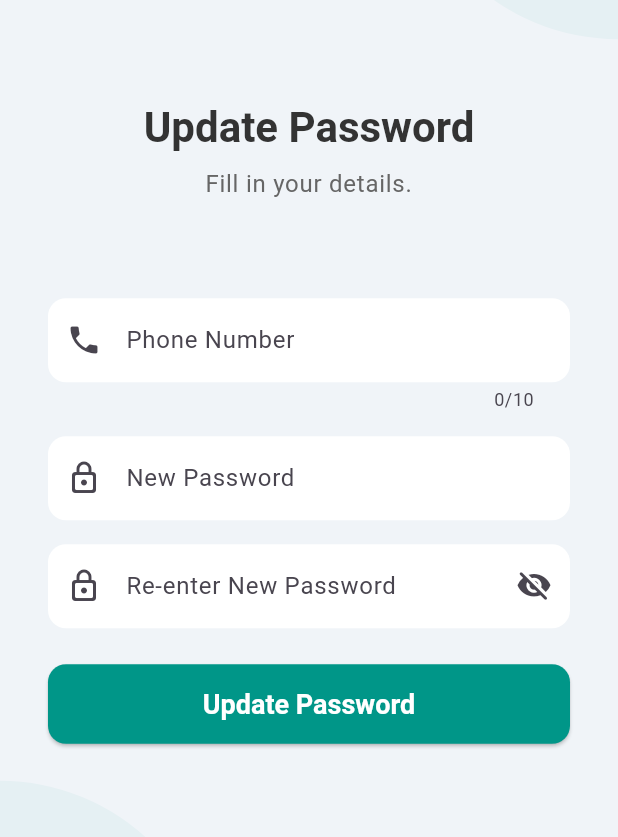
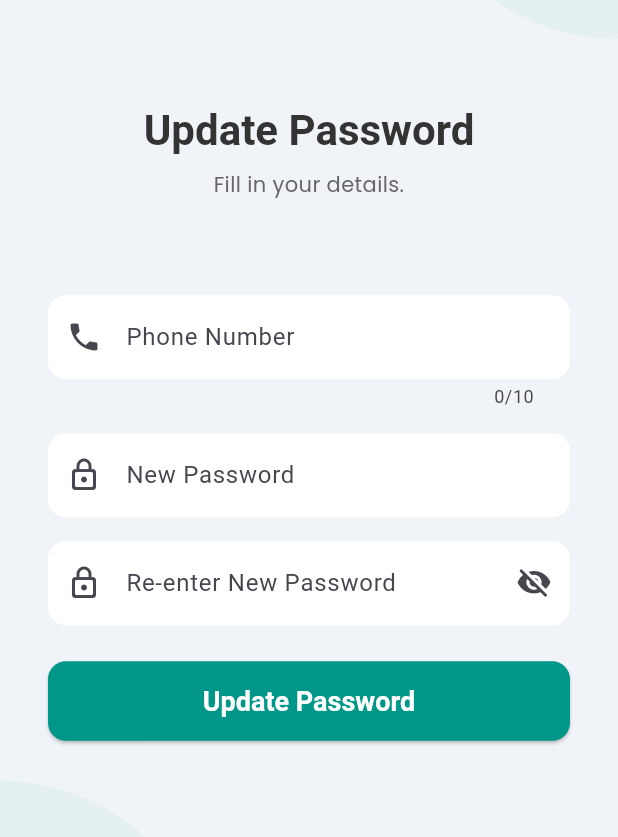
Before and after one commit to SanjanaNath/Project_clean, a Flutter app: the screen it shows after launch, after a tap on "Login", after a tap on "Change Password", on a phone screen of 412 x 824 dp. Shown: the part 208-1045 px from the top of the screen. Run offline on Flutter 3.47's test engine with Material 3 defaults, Android fonts, the light colour scheme and no system bars; drawn by our look-alikes of modal_progress_hud_nsn; our stand-ins replace animate_do, dio, dropdown_search, flutter_staggered_animations, fluttertoast, geolocator and 8 more; accounts and stored records are empty; network calls fail.

Commit message:
version change 1.0.2+3

```diff
--- a/lib/core/api_config.dart
+++ b/lib/core/api_config.dart
@@ -4,7 +4,7 @@ class ApiConfig {
 
 
   /// Host Url
-  // static const ip = "10.50.39.70";
+  // static const ip = "10.10.73.235";
   // static const apiVersion = "api/v1/";
   // static const baseUrl = "http://$ip:5000/$apiVersion/"; //local
   // static const baseUrl1 = "http://$ip:5000"; //local
--- a/lib/main.dart
+++ b/lib/main.dart
@@ -37,6 +37,7 @@ Future<void> main() async {
   //   ),
   // );
 }
+final GlobalKey<NavigatorState> navigatorKey = GlobalKey<NavigatorState>();
 
 class MyApp extends StatelessWidget {
   const MyApp({super.key});
@@ -94,19 +95,7 @@ class MyApp extends StatelessWidget {
           ),
         ),
       ),
-      // initialRoute: LocalDatabase().loginStatus == "LoggedIn"? '/dashboard':'/login',
-      // initialRoute: "/adminDashboard",
-      // routes: {
-      //   '/login': (context) => const LoginScreen(),
-      //   '/register': (context) => const RegisterScreen(),
-      //   '/home': (context) =>  HomeScreen(),
-      //   '/report': (context) =>  ReportScreen(),
-      //   '/splash': (context) =>  SplashScreen(),
-      //   ///DashBoard
-      //   '/adminDashboard': (context) =>  AdminDashboard(),
-      //   '/officerList': (context) =>  OfficerListScreen(),
-      //   '/officerDetail': (context) =>  OfficerDetailScreen(),
-      // },
+     navigatorKey: navigatorKey,
       initialRoute: "/splash",
       onGenerateRoute: (settings) {
         final arguments = settings.arguments;
--- a/lib/modules/survey_module/login_screen.dart
+++ b/lib/modules/survey_module/login_screen.dart
@@ -1,9 +1,11 @@
 import 'package:flutter/material.dart';
 import 'package:flutter/services.dart';
+import 'package:google_fonts/google_fonts.dart';
 import 'package:modal_progress_hud_nsn/modal_progress_hud_nsn.dart';
 import 'package:project_clean/utils/color_constants.dart';
 import 'package:project_clean/widgets/backgroundCircles.dart';
 import 'package:provider/provider.dart';
+import 'package:upgrader/upgrader.dart';
 
 import '../../controllers/auth_controller.dart';
 import '../../services/local_database.dart';
@@ -24,6 +26,11 @@ class _LoginScreenState extends State<LoginScreen> {
   Widget build(BuildContext context) {
     return Scaffold(
       body: BackgroundCircles(
+        child: UpgradeAlert(
+        dialogStyle: UpgradeDialogStyle.material,
+        showIgnore: false,
+        showLater: false,
+        shouldPopScope: () => false,
         child: Consumer<AuthController>(builder: (context, controller, child) {
             return ModalProgressHUD(
               inAsyncCall: controller.isLoading,
@@ -62,7 +69,7 @@ class _LoginScreenState extends State<LoginScreen> {
                             'Sign in to continue your survey.',
                             textAlign: TextAlign.center,
                             style:
-                              Theme.of(context).textTheme.bodyLarge?.copyWith(
+                                GoogleFonts.poppins(
                                       color: const Color(0xFF666666),
                                     ),
                           ),
@@ -122,7 +129,7 @@ class _LoginScreenState extends State<LoginScreen> {
                                 );
                               }
                             },
-                          child: const Text('Login'),
+                            child: const Text('Login' , ),
                           ),
                           const SizedBox(height: 24),
                           // TextButton(
@@ -140,7 +147,7 @@ class _LoginScreenState extends State<LoginScreen> {
                             },
                             child: Text(
                               "Change Password",
-                            style: TextStyle(color: ColorConstants().teal),
+                              style: GoogleFonts.poppins(color: ColorConstants().teal),
                             ),
                           ),
                         ],
@@ -152,6 +159,7 @@ class _LoginScreenState extends State<LoginScreen> {
             );
           }),
         ),
+      ),
     );
   }
 }
--- a/lib/modules/survey_module/register_screen.dart
+++ b/lib/modules/survey_module/register_screen.dart
@@ -1,12 +1,14 @@
 import 'package:flutter/material.dart';
 import 'package:flutter/services.dart';
 import 'package:fluttertoast/fluttertoast.dart';
+import 'package:google_fonts/google_fonts.dart';
 import 'package:modal_progress_hud_nsn/modal_progress_hud_nsn.dart';
 import 'package:project_clean/controllers/auth_controller.dart';
 import 'package:project_clean/controllers/screens_controller.dart';
 import 'package:project_clean/utils/color_constants.dart';
 import 'package:project_clean/widgets/backgroundCircles.dart';
 import 'package:provider/provider.dart';
+import 'package:upgrader/upgrader.dart';
 
 import '../../widgets/custom_loader.dart';
 
@@ -87,11 +89,7 @@ class _RegisterScreenState extends State<RegisterScreen> {
                               'Fill in your details.',
                               textAlign: TextAlign.center,
                               style:
-                              Theme
-                                  .of(context)
-                                  .textTheme
-                                  .bodyLarge
-                                  ?.copyWith(
+                              GoogleFonts.poppins(
                                 color: const Color(0xFF666666),
                               ),
                             ),
--- a/lib/modules/survey_module/splash_screen.dart
+++ b/lib/modules/survey_module/splash_screen.dart
@@ -76,10 +76,6 @@ class SplashScreenState extends State<SplashScreen>
     return Scaffold(
       backgroundColor: Colors.white,
       body: BackgroundCircles(
-        child: UpgradeAlert(
-        dialogStyle: UpgradeDialogStyle.material,
-        showIgnore: false,
-        showLater: false,
         child: ZoomIn(
           delay: const Duration(seconds: 1),
           curve: Curves.linear,
@@ -103,7 +99,6 @@ class SplashScreenState extends State<SplashScreen>
           ),
         ),
       ),
-      ),
 
     );
   }
--- a/lib/widgets/custom_drawer.dart
+++ b/lib/widgets/custom_drawer.dart
@@ -50,11 +50,8 @@ class _SchoolDrawerState extends State<SchoolDrawer> {
                 screenController.remarkController.clear();
                 screenController.clearSelectedSite();
                 screenController.capturedImages.clear();
-
-                // Clear the local database as well
                 LocalDatabase().setLoginStatus("LoggedOut");
                 LocalDatabase().setRole(0);
-
                 Navigator.pushNamedAndRemoveUntil(context, '/login', (route) => false);
 
               },
--- a/pubspec.yaml
+++ b/pubspec.yaml
@@ -2,7 +2,7 @@ name: project_clean
 description: "A new Flutter project."
 
 publish_to: 'none' # Remove this line if you wish to publish to pub.dev
-version: 1.0.1+2
+version: 1.0.2+3
 
 environment:
   sdk: ^3.6.1
```
Also changed, not shown: lib/modules/admin_panel/dashboard.dart (+14 -2 lines), lib/modules/survey_module/home_screen.dart (+8 -1 lines), lib/services/api_service.dart (+19 -2 lines). Lines whose indentation alone changed are shown as unchanged.
